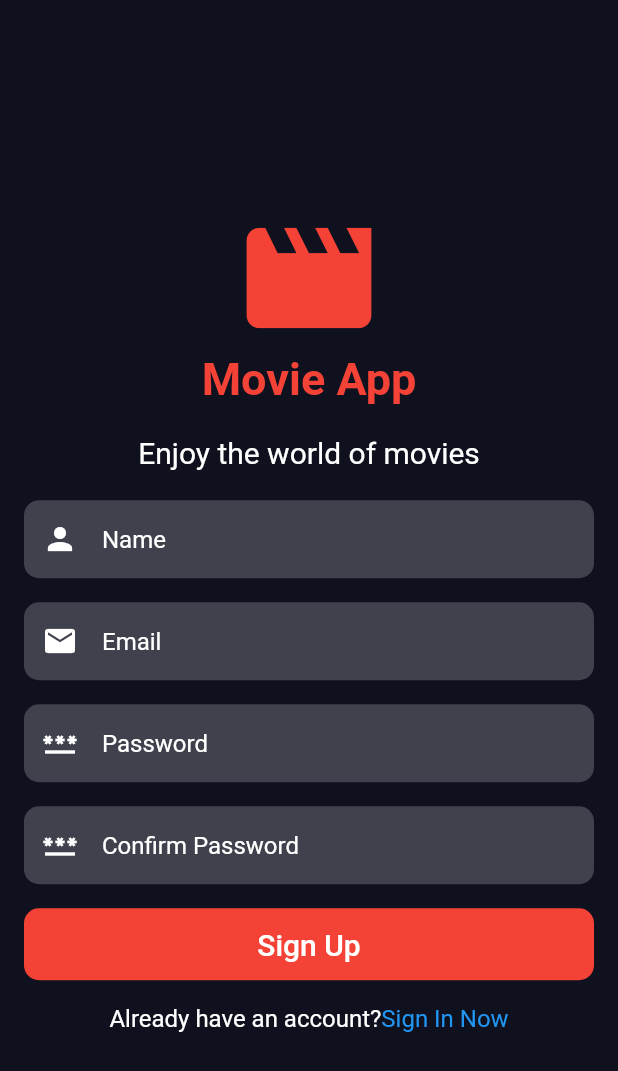
After one commit to dhnam2806/Flutter_Movie_App, a Flutter app: the SignUpPage screen opened directly, on a phone screen of 412 x 824 dp. The commit adds this screen. Shown: the top 1071 px of the screen. Run offline on Flutter 3.47's test engine with Material 2 defaults, Android fonts, the phone set to English and light mode, and no system bars; our stand-ins replace cached_network_image, firebase_core, youtube_player_flutter; accounts and stored records are empty.

Commit message:
update sign up ui

```diff
--- a/lib/main.dart
+++ b/lib/main.dart
@@ -6,6 +6,7 @@ import 'package:movieapp/pages/sign_in_page.dart';
 import 'package:movieapp/pages/movie_detail.dart';
 import 'package:movieapp/pages/popular_page.dart';
 import 'package:movieapp/pages/search_page.dart';
+import 'package:movieapp/pages/sign_up_page.dart';
 import 'package:movieapp/pages/trending_page.dart';
 
 import 'models/movie.dart';
--- a/lib/pages/sign_in_page.dart
+++ b/lib/pages/sign_in_page.dart
@@ -15,7 +15,8 @@ class _SignInPageState extends State<SignInPage> {
   Widget build(BuildContext context) {
     return Scaffold(
         // backgroundColor: bgColor,
-        body: Column(
+        body: SafeArea(
+      child: Column(
         mainAxisAlignment: MainAxisAlignment.center,
         children: [
           const Center(
@@ -148,6 +149,7 @@ class _SignInPageState extends State<SignInPage> {
             ],
           )
         ],
+      ),
     ));
   }
 }
--- /dev/null
+++ b/lib/pages/sign_up_page.dart
@@ -0,0 +1,224 @@
+import 'package:flutter/material.dart';
+import 'package:movieapp/const/colors.dart';
+
+class SignUpPage extends StatefulWidget {
+  const SignUpPage({super.key});
+
+  @override
+  State<SignUpPage> createState() => _SignUpPageState();
+}
+
+class _SignUpPageState extends State<SignUpPage> {
+  TextEditingController nameController = TextEditingController();
+  TextEditingController emailController = TextEditingController();
+  TextEditingController passwordController = TextEditingController();
+  TextEditingController confirmPasswordController = TextEditingController();
+  @override
+  Widget build(BuildContext context) {
+    return SafeArea(
+        // backgroundColor: bgColor,
+        child: Scaffold(
+      body: Center(
+        child: SingleChildScrollView(
+          child: Column(
+            mainAxisAlignment: MainAxisAlignment.center,
+            children: [
+              const Center(
+                  child: Icon(
+                Icons.movie,
+                size: 100,
+                color: Colors.red,
+              )),
+              const Text(
+                'Movie App',
+                style: TextStyle(
+                  color: Colors.red,
+                  fontSize: 30,
+                  fontWeight: FontWeight.bold,
+                ),
+              ),
+              const SizedBox(height: 20),
+              const Text('Enjoy the world of movies',
+                  style: TextStyle(
+                    color: Colors.white,
+                    fontSize: 20,
+                  )),
+
+              // First Name TextField
+              const SizedBox(height: 20),
+              Padding(
+                padding: const EdgeInsets.symmetric(horizontal: 16),
+                child: Container(
+                  decoration: BoxDecoration(
+                    color: Colors.white.withOpacity(0.2),
+                    borderRadius: BorderRadius.circular(10),
+                  ),
+                  child: Padding(
+                    padding: const EdgeInsets.symmetric(vertical: 2),
+                    child: TextField(
+                      style: const TextStyle(color: Colors.white, fontSize: 16),
+                      controller: nameController,
+                      decoration: const InputDecoration(
+                        icon: Padding(
+                          padding: EdgeInsets.only(left: 12.0),
+                          child: Icon(
+                            Icons.person,
+                            color: Colors.white,
+                          ),
+                        ),
+                        border: InputBorder.none,
+                        hintText: 'Name',
+                        hintStyle: TextStyle(color: Colors.white),
+                      ),
+                    ),
+                  ),
+                ),
+              ),
+
+              // Email TextField
+              const SizedBox(height: 16),
+              Padding(
+                padding: const EdgeInsets.symmetric(horizontal: 16),
+                child: Container(
+                  decoration: BoxDecoration(
+                    color: Colors.white.withOpacity(0.2),
+                    borderRadius: BorderRadius.circular(10),
+                  ),
+                  child: Padding(
+                    padding: const EdgeInsets.symmetric(vertical: 2),
+                    child: TextField(
+                      keyboardType: TextInputType.emailAddress,
+                      style: const TextStyle(color: Colors.white, fontSize: 16),
+                      controller: emailController,
+                      decoration: const InputDecoration(
+                        icon: Padding(
+                          padding: EdgeInsets.only(left: 12.0),
+                          child: Icon(
+                            Icons.email,
+                            color: Colors.white,
+                          ),
+                        ),
+                        border: InputBorder.none,
+                        hintText: 'Email',
+                        hintStyle: TextStyle(color: Colors.white),
+                      ),
+                    ),
+                  ),
+                ),
+              ),
+
+              // Password TextField
+              const SizedBox(height: 16),
+              Padding(
+                padding: const EdgeInsets.symmetric(horizontal: 16),
+                child: Container(
+                  decoration: BoxDecoration(
+                    color: Colors.white.withOpacity(0.2),
+                    borderRadius: BorderRadius.circular(10),
+                  ),
+                  child: Padding(
+                    padding: const EdgeInsets.symmetric(vertical: 2),
+                    child: TextField(
+                      obscureText: true,
+                      style: const TextStyle(color: Colors.white),
+                      controller: passwordController,
+                      decoration: const InputDecoration(
+                        icon: Padding(
+                          padding: EdgeInsets.only(left: 12.0),
+                          child: Icon(
+                            Icons.password,
+                            color: Colors.white,
+                          ),
+                        ),
+                        border: InputBorder.none,
+                        hintText: 'Password',
+                        hintStyle: TextStyle(color: Colors.white),
+                        // prefixIcon: Icon(
+                        //   Icons.password,
+                        //   color: Colors.white,
+                        // ),
+                      ),
+                    ),
+                  ),
+                ),
+              ),
+
+              // Confirm Password TextField
+              const SizedBox(height: 16),
+              Padding(
+                padding: const EdgeInsets.symmetric(horizontal: 16),
+                child: Container(
+                  decoration: BoxDecoration(
+                    color: Colors.white.withOpacity(0.2),
+                    borderRadius: BorderRadius.circular(10),
+                  ),
+                  child: Padding(
+                    padding: const EdgeInsets.symmetric(vertical: 2),
+                    child: TextField(
+                      obscureText: true,
+                      style: const TextStyle(color: Colors.white),
+                      controller: confirmPasswordController,
+                      decoration: const InputDecoration(
+                        icon: Padding(
+                          padding: EdgeInsets.only(left: 12.0),
+                          child: Icon(
+                            Icons.password,
+                            color: Colors.white,
+                          ),
+                        ),
+                        border: InputBorder.none,
+                        hintText: 'Confirm Password',
+                        hintStyle: TextStyle(color: Colors.white),
+                      ),
+                    ),
+                  ),
+                ),
+              ),
+
+              // Sign Up Button
+              const SizedBox(height: 16),
+              Padding(
+                padding: const EdgeInsets.symmetric(horizontal: 16),
+                child: Container(
+                  width: double.infinity,
+                  decoration: BoxDecoration(
+                    color: Colors.red,
+                    borderRadius: BorderRadius.circular(10),
+                  ),
+                  child: TextButton(
+                    onPressed: () {},
+                    child: const Text(
+                      'Sign Up',
+                      style: TextStyle(
+                        color: Colors.white,
+                        fontSize: 20,
+                      ),
+                    ),
+                  ),
+                ),
+              ),
+
+              // Already have an account
+              const SizedBox(height: 16),
+              Row(
+                mainAxisAlignment: MainAxisAlignment.center,
+                children: const [
+                  Text("Already have an account?",
+                      style: TextStyle(
+                        color: Colors.white,
+                        fontSize: 16,
+                      )),
+                  Text("Sign In Now",
+                      style: TextStyle(
+                        color: Colors.blue,
+                        fontSize: 16,
+                      )),
+                ],
+              )
+            ],
+          ),
+        ),
+      ),
+    ));
+  }
+}
```
Lines whose indentation alone changed are shown as unchanged.
